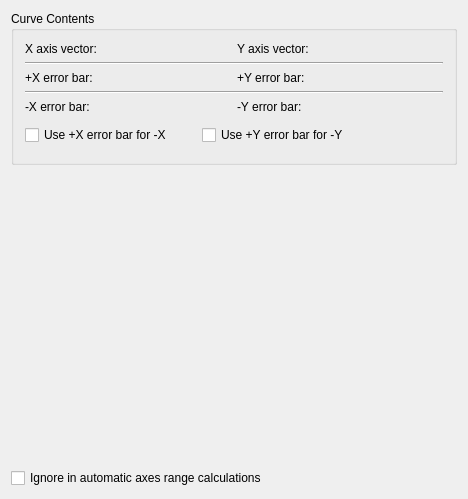
The window that src/libkstapp/curvetab.ui (Kst-plot/kst) describes before a commit, drawn with Qt 5.
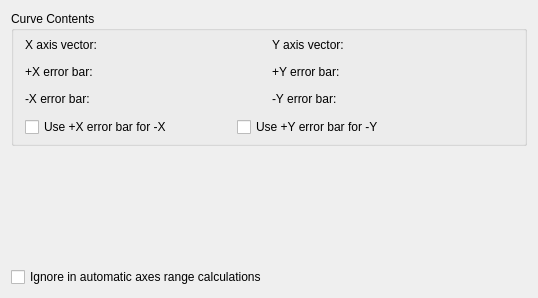
The same window after the commit. Custom widgets are drawn as their Qt base class.

Patch:
```diff
--- a/src/libkstapp/curvetab.ui
+++ b/src/libkstapp/curvetab.ui
@@ -5,27 +5,30 @@
    <rect>
     <x>0</x>
     <y>0</y>
-    <width>468</width>
-    <height>499</height>
+    <width>538</width>
+    <height>298</height>
    </rect>
   </property>
-  <layout class="QVBoxLayout" >
+  <layout class="QVBoxLayout" name="verticalLayout_2" >
    <item>
     <widget class="QGroupBox" name="GroupBox" >
-     <property name="sizePolicy" >
-      <sizepolicy vsizetype="Fixed" hsizetype="Preferred" >
-       <horstretch>0</horstretch>
-       <verstretch>0</verstretch>
-      </sizepolicy>
-     </property>
      <property name="title" >
       <string>Curve Contents</string>
      </property>
-     <layout class="QGridLayout" >
+     <layout class="QGridLayout" name="_2" >
+      <property name="topMargin" >
+       <number>0</number>
+      </property>
+      <property name="bottomMargin" >
+       <number>0</number>
+      </property>
+      <property name="verticalSpacing" >
+       <number>0</number>
+      </property>
       <item row="0" column="0" >
        <widget class="QLabel" name="label_3" >
         <property name="sizePolicy" >
-         <sizepolicy vsizetype="Fixed" hsizetype="Fixed" >
+         <sizepolicy vsizetype="Preferred" hsizetype="Fixed" >
           <horstretch>0</horstretch>
           <verstretch>0</verstretch>
          </sizepolicy>
@@ -39,19 +42,12 @@
        </widget>
       </item>
       <item row="0" column="1" >
-       <widget class="Kst::VectorSelector" native="1" name="_xVector" >
-        <property name="sizePolicy" >
-         <sizepolicy vsizetype="Preferred" hsizetype="Expanding" >
-          <horstretch>0</horstretch>
-          <verstretch>0</verstretch>
-         </sizepolicy>
-        </property>
-       </widget>
+       <widget class="Kst::VectorSelector" native="1" name="_xVector" />
       </item>
       <item row="0" column="2" >
        <widget class="QLabel" name="label_2" >
         <property name="sizePolicy" >
-         <sizepolicy vsizetype="Fixed" hsizetype="Fixed" >
+         <sizepolicy vsizetype="Preferred" hsizetype="Fixed" >
           <horstretch>0</horstretch>
           <verstretch>0</verstretch>
          </sizepolicy>
@@ -65,26 +61,9 @@
        </widget>
       </item>
       <item row="0" column="3" >
-       <widget class="Kst::VectorSelector" native="1" name="_yVector" >
-        <property name="sizePolicy" >
-         <sizepolicy vsizetype="Preferred" hsizetype="Expanding" >
-          <horstretch>0</horstretch>
-          <verstretch>0</verstretch>
-         </sizepolicy>
-        </property>
-       </widget>
+       <widget class="Kst::VectorSelector" native="1" name="_yVector" />
       </item>
-      <item row="1" column="0" colspan="4" >
-       <widget class="Line" name="line" >
-        <property name="frameShape" >
-         <enum>QFrame::HLine</enum>
-        </property>
-        <property name="frameShadow" >
-         <enum>QFrame::Sunken</enum>
-        </property>
-       </widget>
-      </item>
-      <item row="2" column="0" >
+      <item row="1" column="0" >
        <widget class="QLabel" name="label" >
         <property name="sizePolicy" >
          <sizepolicy vsizetype="Preferred" hsizetype="Fixed" >
@@ -100,18 +79,17 @@
         </property>
        </widget>
       </item>
-      <item row="2" column="1" >
-       <widget class="Kst::VectorSelector" native="1" name="_xError" >
-        <property name="sizePolicy" >
-         <sizepolicy vsizetype="Preferred" hsizetype="Expanding" >
-          <horstretch>0</horstretch>
-          <verstretch>0</verstretch>
-         </sizepolicy>
-        </property>
-       </widget>
+      <item row="1" column="1" >
+       <widget class="Kst::VectorSelector" native="1" name="_xError" />
       </item>
-      <item row="2" column="2" >
+      <item row="1" column="2" >
        <widget class="QLabel" name="label_4" >
+        <property name="sizePolicy" >
+         <sizepolicy vsizetype="Preferred" hsizetype="Fixed" >
+          <horstretch>0</horstretch>
+          <verstretch>0</verstretch>
+         </sizepolicy>
+        </property>
         <property name="text" >
          <string>+Y error bar:</string>
         </property>
@@ -120,28 +98,11 @@
         </property>
        </widget>
       </item>
-      <item row="2" column="3" >
-       <widget class="Kst::VectorSelector" native="1" name="_yError" >
-        <property name="sizePolicy" >
-         <sizepolicy vsizetype="Preferred" hsizetype="Expanding" >
-          <horstretch>0</horstretch>
-          <verstretch>0</verstretch>
-         </sizepolicy>
-        </property>
-       </widget>
+      <item row="1" column="3" >
+       <widget class="Kst::VectorSelector" native="1" name="_yError" />
       </item>
-      <item row="3" column="0" colspan="4" >
-       <widget class="Line" name="line_2" >
-        <property name="frameShape" >
-         <enum>QFrame::HLine</enum>
-        </property>
-        <property name="frameShadow" >
-         <enum>QFrame::Sunken</enum>
-        </property>
-       </widget>
-      </item>
-      <item row="4" column="0" >
-       <widget class="QLabel" name="label_5" >
+      <item row="2" column="0" >
+       <widget class="QLabel" name="_xMinusErrorLabel" >
         <property name="sizePolicy" >
          <sizepolicy vsizetype="Preferred" hsizetype="Fixed" >
           <horstretch>0</horstretch>
@@ -156,18 +117,17 @@
         </property>
        </widget>
       </item>
-      <item row="4" column="1" >
-       <widget class="Kst::VectorSelector" native="1" name="_xMinusError" >
+      <item row="2" column="1" >
+       <widget class="Kst::VectorSelector" native="1" name="_xMinusError" />
+      </item>
+      <item row="2" column="2" >
+       <widget class="QLabel" name="_yMinusErrorLabel" >
         <property name="sizePolicy" >
-         <sizepolicy vsizetype="Preferred" hsizetype="Expanding" >
+         <sizepolicy vsizetype="Preferred" hsizetype="Fixed" >
           <horstretch>0</horstretch>
           <verstretch>0</verstretch>
          </sizepolicy>
         </property>
-       </widget>
-      </item>
-      <item row="4" column="2" >
-       <widget class="QLabel" name="label_6" >
         <property name="text" >
          <string>-Y error bar:</string>
         </property>
@@ -176,30 +136,11 @@
         </property>
        </widget>
       </item>
-      <item row="4" column="3" >
-       <widget class="Kst::VectorSelector" native="1" name="_yMinusError" >
-        <property name="sizePolicy" >
-         <sizepolicy vsizetype="Preferred" hsizetype="Expanding" >
-          <horstretch>0</horstretch>
-          <verstretch>0</verstretch>
-         </sizepolicy>
-        </property>
-       </widget>
+      <item row="2" column="3" >
+       <widget class="Kst::VectorSelector" native="1" name="_yMinusError" />
       </item>
-      <item row="5" column="0" colspan="4" >
-       <layout class="QHBoxLayout" >
-        <property name="leftMargin" >
-         <number>0</number>
-        </property>
-        <property name="topMargin" >
-         <number>0</number>
-        </property>
-        <property name="rightMargin" >
-         <number>0</number>
-        </property>
-        <property name="bottomMargin" >
-         <number>0</number>
-        </property>
+      <item row="3" column="0" colspan="4" >
+       <layout class="QHBoxLayout" name="_3" >
         <item>
          <widget class="QCheckBox" name="_xMinusSameAsPlus" >
           <property name="text" >
@@ -220,7 +161,7 @@
            <enum>Qt::Vertical</enum>
           </property>
           <property name="sizeType" >
-           <enum>QSizePolicy::Expanding</enum>
+           <enum>QSizePolicy::Fixed</enum>
           </property>
           <property name="sizeHint" >
            <size>
@@ -236,17 +177,25 @@
     </widget>
    </item>
    <item>
-    <widget class="Kst::CurveAppearance" native="1" name="_curveAppearance" />
-   </item>
-   <item>
-    <widget class="Kst::CurvePlacement" native="1" name="_curvePlacement" />
-   </item>
-   <item>
-    <widget class="QCheckBox" name="_ignoreAutoScale" >
-     <property name="text" >
-      <string>Ignore in automatic axes range calculations</string>
-     </property>
-    </widget>
+    <layout class="QHBoxLayout" name="horizontalLayout_3" >
+     <item>
+      <layout class="QVBoxLayout" name="verticalLayout" >
+       <item>
+        <widget class="Kst::CurveAppearance" native="1" name="_curveAppearance" />
+       </item>
+       <item>
+        <widget class="QCheckBox" name="_ignoreAutoScale" >
+         <property name="text" >
+          <string>Ignore in automatic axes range calculations</string>
+         </property>
+        </widget>
+       </item>
+      </layout>
+     </item>
+     <item>
+      <widget class="Kst::CurvePlacement" native="1" name="_curvePlacement" />
+     </item>
+    </layout>
    </item>
   </layout>
  </widget>
```
Left out of the diff: 4 changed lines with no effect on the pictures.
